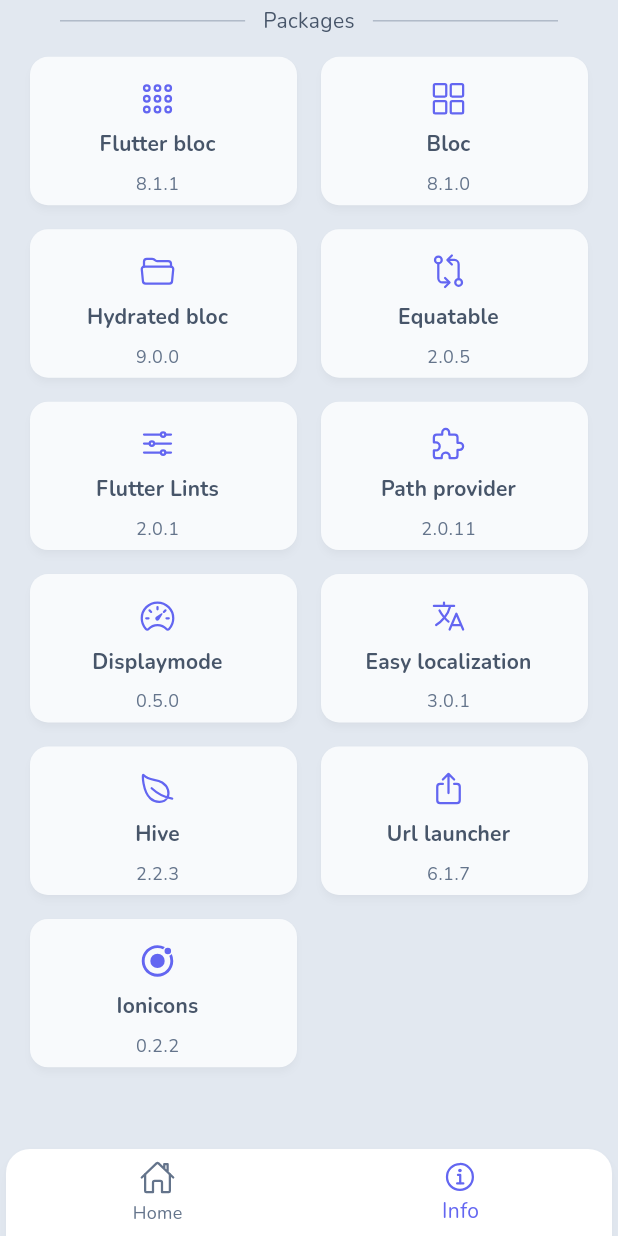
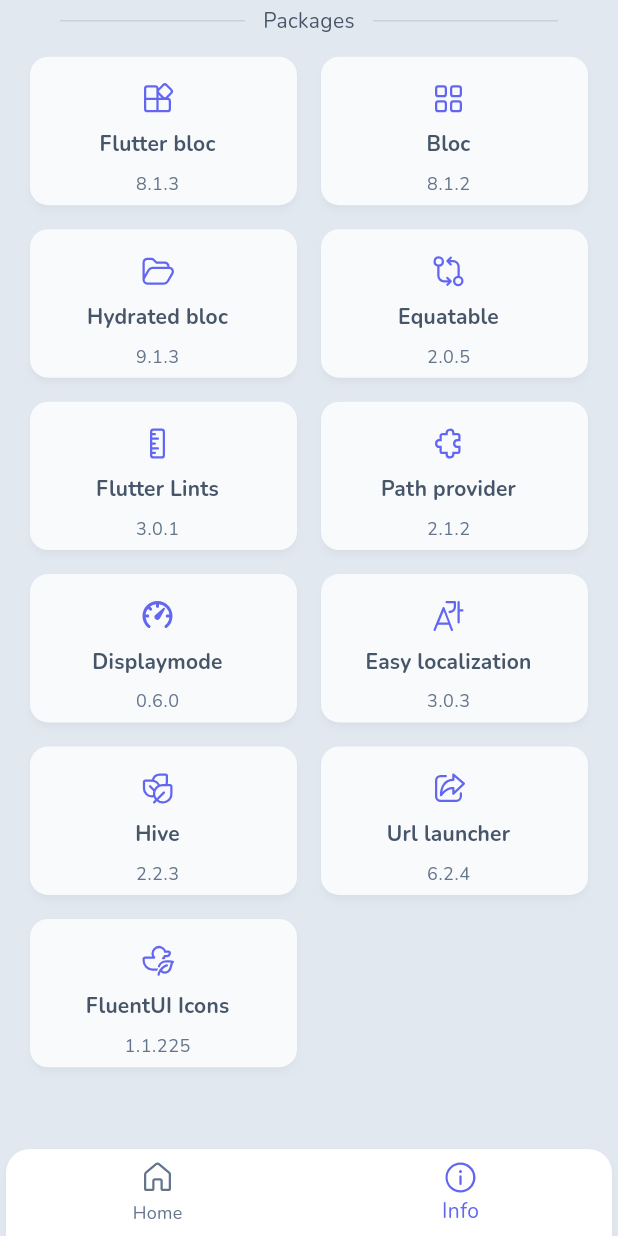
Before and after one commit to anfeichtinger/flutter_production_boilerplate, a Flutter app: the screen it shows after launch, item 2 of the bottom bar chosen, scrolled down 576 dp, on a phone screen of 412 x 824 dp. Run offline on Flutter 3.47's test engine with Material 3 defaults, Android fonts, the phone set to English and light mode, and no system bars; our stand-ins replace easy_localization, equatable, fluentui_system_icons, flutter_bloc, hive, hydrated_bloc; missing offline and left inert: flutter_displaymode; accounts and stored records are empty.

Commit message:
upgrade base, update dependencies, switch from ionicons to fluentui

```diff
--- a/assets/translations/en.json
+++ b/assets/translations/en.json
@@ -43,5 +43,5 @@
   "easy_localization": "Easy localization",
   "hive": "Hive",
   "url_launcher": "Url launcher",
-  "ionicons": "Ionicons"
+  "fluentui_system_icons": "FluentUI Icons"
 }
--- a/lib/config/theme.dart
+++ b/lib/config/theme.dart
@@ -63,7 +63,6 @@ final ColorScheme darkColorScheme = ColorScheme.dark(
 final ThemeData lightTheme = ThemeData(
   colorScheme: lightColorScheme,
   fontFamily: 'Nunito',
-  toggleableActiveColor: primarySwatch.shade500,
   textTheme: TextTheme(
     displayLarge: TextStyle(
       color: textSwatch.shade700,
@@ -126,11 +125,56 @@ final ThemeData lightTheme = ThemeData(
       fontFamily: 'Nunito',
     ),
   ),
+  checkboxTheme: CheckboxThemeData(
+    fillColor:
+        MaterialStateProperty.resolveWith<Color?>((Set<MaterialState> states) {
+      if (states.contains(MaterialState.disabled)) {
+        return null;
+      }
+      if (states.contains(MaterialState.selected)) {
+        return primarySwatch.shade500;
+      }
+      return null;
+    }),
+  ),
+  radioTheme: RadioThemeData(
+    fillColor:
+        MaterialStateProperty.resolveWith<Color?>((Set<MaterialState> states) {
+      if (states.contains(MaterialState.disabled)) {
+        return null;
+      }
+      if (states.contains(MaterialState.selected)) {
+        return primarySwatch.shade500;
+      }
+      return null;
+    }),
+  ),
+  switchTheme: SwitchThemeData(
+    thumbColor:
+        MaterialStateProperty.resolveWith<Color?>((Set<MaterialState> states) {
+      if (states.contains(MaterialState.disabled)) {
+        return null;
+      }
+      if (states.contains(MaterialState.selected)) {
+        return primarySwatch.shade500;
+      }
+      return null;
+    }),
+    trackColor:
+        MaterialStateProperty.resolveWith<Color?>((Set<MaterialState> states) {
+      if (states.contains(MaterialState.disabled)) {
+        return null;
+      }
+      if (states.contains(MaterialState.selected)) {
+        return primarySwatch.shade200;
+      }
+      return null;
+    }),
+  ),
 );
 
 final ThemeData darkTheme = lightTheme.copyWith(
   colorScheme: darkColorScheme,
-  toggleableActiveColor: primarySwatch.shade500,
   textTheme: TextTheme(
     displayLarge: TextStyle(
       color: textSwatch.shade200,
@@ -193,4 +237,50 @@ final ThemeData darkTheme = lightTheme.copyWith(
       fontFamily: 'Nunito',
     ),
   ),
+  checkboxTheme: CheckboxThemeData(
+    fillColor:
+        MaterialStateProperty.resolveWith<Color?>((Set<MaterialState> states) {
+      if (states.contains(MaterialState.disabled)) {
+        return null;
+      }
+      if (states.contains(MaterialState.selected)) {
+        return primarySwatch.shade500;
+      }
+      return null;
+    }),
+  ),
+  radioTheme: RadioThemeData(
+    fillColor:
+        MaterialStateProperty.resolveWith<Color?>((Set<MaterialState> states) {
+      if (states.contains(MaterialState.disabled)) {
+        return null;
+      }
+      if (states.contains(MaterialState.selected)) {
+        return primarySwatch.shade500;
+      }
+      return null;
+    }),
+  ),
+  switchTheme: SwitchThemeData(
+    thumbColor:
+        MaterialStateProperty.resolveWith<Color?>((Set<MaterialState> states) {
+      if (states.contains(MaterialState.disabled)) {
+        return null;
+      }
+      if (states.contains(MaterialState.selected)) {
+        return primarySwatch.shade500;
+      }
+      return null;
+    }),
+    trackColor:
+        MaterialStateProperty.resolveWith<Color?>((Set<MaterialState> states) {
+      if (states.contains(MaterialState.disabled)) {
+        return null;
+      }
+      if (states.contains(MaterialState.selected)) {
+        return primarySwatch.shade900;
+      }
+      return null;
+    }),
+  ),
 );
--- a/lib/ui/screens/first_screen.dart
+++ b/lib/ui/screens/first_screen.dart
@@ -1,6 +1,6 @@
 import 'package:easy_localization/easy_localization.dart';
+import 'package:fluentui_system_icons/fluentui_system_icons.dart';
 import 'package:flutter/material.dart';
-import 'package:ionicons/ionicons.dart';
 
 import '../widgets/first_screen/info_card.dart';
 import '../widgets/first_screen/theme_card.dart';
@@ -41,7 +41,7 @@ class FirstScreen extends StatelessWidget {
                 value: context.locale == const Locale('de'),
                 title: Row(
                   children: <Widget>[
-                    Icon(Ionicons.language_outline,
+                    Icon(FluentIcons.local_language_24_regular,
                         color: Theme.of(context).colorScheme.primary),
                     const SizedBox(width: 16),
                     Text(
@@ -69,15 +69,15 @@ class FirstScreen extends StatelessWidget {
                 children: const <ThemeCard>[
                   ThemeCard(
                     mode: ThemeMode.system,
-                    icon: Ionicons.contrast_outline,
+                    icon: FluentIcons.dark_theme_24_regular,
                   ),
                   ThemeCard(
                     mode: ThemeMode.light,
-                    icon: Ionicons.sunny_outline,
+                    icon: FluentIcons.weather_sunny_24_regular,
                   ),
                   ThemeCard(
                     mode: ThemeMode.dark,
-                    icon: Ionicons.moon_outline,
+                    icon: FluentIcons.weather_moon_24_regular,
                   ),
                 ]),
 
@@ -87,7 +87,7 @@ class FirstScreen extends StatelessWidget {
               padding: const EdgeInsets.symmetric(horizontal: 24),
               child: Divider(
                 color:
-                    Theme.of(context).colorScheme.onBackground.withOpacity(.4),
+                    Theme.of(context).colorScheme.onBackground.withOpacity(.2),
               ),
             ),
             const SizedBox(height: 8),
@@ -98,7 +98,7 @@ class FirstScreen extends StatelessWidget {
               crossAxisCount: 2,
               crossAxisSpacing: 8,
               mainAxisSpacing: 8,
-              childAspectRatio: 4 / 5.5,
+              childAspectRatio: 4 / 5,
               padding: EdgeInsets.zero,
               children: const <InfoCard>[
                 /// Example: it is good practice to put widgets in separate files.
@@ -107,32 +107,32 @@ class FirstScreen extends StatelessWidget {
                 InfoCard(
                     title: 'localization_title',
                     content: 'localization_content',
-                    icon: Ionicons.language_outline,
+                    icon: FluentIcons.local_language_24_regular,
                     isPrimaryColor: true),
                 InfoCard(
                     title: 'linting_title',
                     content: 'linting_content',
-                    icon: Ionicons.code_slash_outline,
+                    icon: FluentIcons.code_24_regular,
                     isPrimaryColor: false),
                 InfoCard(
                     title: 'storage_title',
                     content: 'storage_content',
-                    icon: Ionicons.folder_open_outline,
+                    icon: FluentIcons.folder_open_24_regular,
                     isPrimaryColor: false),
                 InfoCard(
                     title: 'dark_mode_title',
                     content: 'dark_mode_content',
-                    icon: Ionicons.moon_outline,
+                    icon: FluentIcons.weather_moon_24_regular,
                     isPrimaryColor: true),
                 InfoCard(
                     title: 'state_title',
                     content: 'state_content',
-                    icon: Ionicons.leaf_outline,
+                    icon: FluentIcons.leaf_three_24_regular,
                     isPrimaryColor: true),
                 InfoCard(
                     title: 'display_title',
                     content: 'display_content',
-                    icon: Ionicons.speedometer_outline,
+                    icon: FluentIcons.top_speed_24_regular,
                     isPrimaryColor: false),
               ],
             ),
--- a/lib/ui/screens/second_screen.dart
+++ b/lib/ui/screens/second_screen.dart
@@ -1,5 +1,6 @@
+import 'package:fluentui_system_icons/fluentui_system_icons.dart';
 import 'package:flutter/material.dart';
-import 'package:ionicons/ionicons.dart';
+
 
 import '../widgets/header.dart';
 import '../widgets/second_screen/grid_item.dart';
@@ -20,7 +21,7 @@ class SecondScreen extends StatelessWidget {
             const Header(text: 'bottom_nav_second'),
             LinkCard(
                 title: 'github_card_title',
-                icon: Ionicons.logo_github,
+                icon: FluentIcons.diversity_24_regular,
                 url: Uri.parse(
                     'https://github.com/anfeichtinger/flutter_production_boilerplate')),
             const TextDivider(text: 'author_divider_title'),
@@ -35,24 +36,24 @@ class SecondScreen extends StatelessWidget {
               children: <GridItem>[
                 GridItem(
                   title: 'instagram_card_title',
-                  icon: Ionicons.logo_instagram,
+                  icon: FluentIcons.camera_switch_24_regular,
                   url: Uri.parse('https://www.instagram.com/anfeichtinger'),
                 ),
                 GridItem(
                   title: 'twitter_card_title',
-                  icon: Ionicons.logo_twitter,
+                  icon: FluentIcons.airplane_take_off_24_regular,
                   url: Uri.parse('https://twitter.com/_pharrax'),
                 ),
                 GridItem(
                   title: 'donate_card_title',
-                  icon: Ionicons.heart_outline,
+                  icon: FluentIcons.heart_24_regular,
                   url: Uri.parse(
                       'https://www.paypal.com/donate?hosted_button_id=EE3W7PS6AHEP8&source=url'),
                 ),
                 GridItem(
                   title: 'website_card_title',
-                  icon: Ionicons.desktop_outline,
-                  url: Uri.parse('https://feichtinger.dev'),
+                  icon: FluentIcons.desktop_24_regular,
+                  url: Uri.parse('https://www.feichtinger.dev'),
                 ),
               ],
             ),
@@ -68,80 +69,80 @@ class SecondScreen extends StatelessWidget {
               children: <GridItem>[
                 GridItem(
                   title: 'flutter_bloc',
-                  icon: Ionicons.apps_outline,
+                  icon: FluentIcons.apps_24_regular,
                   url: Uri.parse(
-                      'https://pub.dev/packages/flutter_bloc/versions/8.0.1'),
-                  version: '8.1.1',
+                      'https://pub.dev/packages/flutter_bloc/versions/8.1.3'),
+                  version: '8.1.3',
                 ),
                 GridItem(
                   title: 'bloc',
-                  icon: Ionicons.grid_outline,
+                  icon: FluentIcons.grid_24_regular,
                   url:
-                      Uri.parse('https://pub.dev/packages/bloc/versions/8.1.0'),
-                  version: '8.1.0',
+                      Uri.parse('https://pub.dev/packages/bloc/versions/8.1.2'),
+                  version: '8.1.2',
                 ),
                 GridItem(
                   title: 'hydrated_bloc',
-                  icon: Ionicons.folder_open_outline,
+                  icon: FluentIcons.folder_open_24_regular,
                   url: Uri.parse(
-                      'https://pub.dev/packages/hydrated_bloc/versions/8.1.0'),
-                  version: '9.0.0',
+                      'https://pub.dev/packages/hydrated_bloc/versions/9.1.3'),
+                  version: '9.1.3',
                 ),
                 GridItem(
                   title: 'equatable',
-                  icon: Ionicons.git_compare_outline,
+                  icon: FluentIcons.branch_compare_24_regular,
                   url: Uri.parse(
-                      'https://pub.dev/packages/equatable/versions/2.0.3'),
+                      'https://pub.dev/packages/equatable/versions/2.0.5'),
                   version: '2.0.5',
                 ),
                 GridItem(
                   title: 'lints',
-                  icon: Ionicons.options_outline,
+                  icon: FluentIcons.ruler_24_regular,
                   url: Uri.parse(
-                      'https://pub.dev/packages/flutter_lints/versions/2.0.1'),
-                  version: '2.0.1',
+                      'https://pub.dev/packages/flutter_lints/versions/3.0.1'),
+                  version: '3.0.1',
                 ),
                 GridItem(
                   title: 'path_provider',
-                  icon: Ionicons.extension_puzzle_outline,
+                  icon: FluentIcons.puzzle_piece_24_regular,
                   url: Uri.parse(
-                      'https://pub.dev/packages/path_provider/versions/2.0.11'),
-                  version: '2.0.11',
+                      'https://pub.dev/packages/path_provider/versions/2.1.2'),
+                  version: '2.1.2',
                 ),
                 GridItem(
                   title: 'flutter_displaymode',
-                  icon: Ionicons.speedometer_outline,
+                  icon: FluentIcons.top_speed_24_filled,
                   url: Uri.parse(
-                      'https://pub.dev/packages/flutter_displaymode/versions/0.4.0'),
-                  version: '0.5.0',
+                      'https://pub.dev/packages/flutter_displaymode/versions/0.6.0'),
+                  version: '0.6.0',
                 ),
                 GridItem(
                   title: 'easy_localization',
-                  icon: Ionicons.language_outline,
+                  icon: FluentIcons.local_language_24_regular,
                   url: Uri.parse(
-                      'https://pub.dev/packages/easy_localization/versions/3.0.1'),
-                  version: '3.0.1',
+                      'https://pub.dev/packages/easy_localization/versions/3.0.3'),
+                  version: '3.0.3',
                 ),
                 GridItem(
                   title: 'hive',
-                  icon: Ionicons.leaf_outline,
+                  icon: FluentIcons.leaf_three_24_regular,
                   url:
                       Uri.parse('https://pub.dev/packages/hive/versions/2.2.3'),
                   version: '2.2.3',
                 ),
                 GridItem(
                   title: 'url_launcher',
-                  icon: Ionicons.share_outline,
+                  icon: FluentIcons.share_24_regular,
                   url: Uri.parse(
-                      'https://pub.dev/packages/url_launcher/versions/6.1.5'),
-                  version: '6.1.7',
+                      'https://pub.dev/packages/url_launcher/versions/6.2.4'),
+                  version: '6.2.4',
                 ),
                 GridItem(
-                  title: 'ionicons',
-                  icon: Ionicons.logo_ionic,
+                  title: 'fluentui_system_icons',
+                  icon: FluentIcons.icons_24_regular,
                   url: Uri.parse(
-                      'https://pub.dev/packages/ionicons/versions/0.2.1'),
-                  version: '0.2.2',
+                      'https://pub.dev/packages/fluentui_system_icons/versions/1.1.225'),
+                  version: '1.1.225',
                 ),
               ],
             ),
--- a/lib/ui/widgets/bottom_nav_bar.dart
+++ b/lib/ui/widgets/bottom_nav_bar.dart
@@ -1,7 +1,8 @@
 import 'package:easy_localization/easy_localization.dart';
+import 'package:fluentui_system_icons/fluentui_system_icons.dart';
 import 'package:flutter/material.dart';
 import 'package:flutter_bloc/flutter_bloc.dart';
-import 'package:ionicons/ionicons.dart';
+
 
 import '../../cubit/bottom_nav_cubit.dart';
 
@@ -15,6 +16,7 @@ class BottomNavBar extends StatelessWidget {
     return Card(
       margin: const EdgeInsets.only(top: 1, right: 4, left: 4),
       elevation: 4,
+      clipBehavior: Clip.hardEdge,
       shadowColor: Theme.of(context).colorScheme.shadow,
       color: Theme.of(context).colorScheme.surfaceVariant,
       shape: const RoundedRectangleBorder(
@@ -36,11 +38,11 @@ class BottomNavBar extends StatelessWidget {
           unselectedItemColor: Theme.of(context).textTheme.bodySmall!.color,
           items: <BottomNavigationBarItem>[
             BottomNavigationBarItem(
-              icon: const Icon(Ionicons.home_outline),
+              icon: const Icon(FluentIcons.home_24_regular),
               label: tr('bottom_nav_first'),
             ),
             BottomNavigationBarItem(
-              icon: const Icon(Ionicons.information_circle_outline),
+              icon: const Icon(FluentIcons.info_24_regular),
               label: tr('bottom_nav_second'),
             ),
           ],
--- a/lib/ui/widgets/second_screen/link_card.dart
+++ b/lib/ui/widgets/second_screen/link_card.dart
@@ -1,6 +1,7 @@
 import 'package:easy_localization/easy_localization.dart';
+import 'package:fluentui_system_icons/fluentui_system_icons.dart';
 import 'package:flutter/material.dart';
-import 'package:ionicons/ionicons.dart';
+
 import 'package:url_launcher/url_launcher.dart';
 
 class LinkCard extends StatelessWidget {
@@ -23,7 +24,7 @@ class LinkCard extends StatelessWidget {
         onTap: _launchUrl,
         shape: const RoundedRectangleBorder(
             borderRadius: BorderRadius.all(Radius.circular(12))),
-        trailing: Icon(Ionicons.open_outline,
+        trailing: Icon(FluentIcons.open_24_regular,
             color: Theme.of(context).textTheme.titleMedium!.color),
         title: Row(
           children: <Widget>[
--- a/lib/ui/widgets/second_screen/text_divider.dart
+++ b/lib/ui/widgets/second_screen/text_divider.dart
@@ -13,7 +13,7 @@ class TextDivider extends StatelessWidget {
       child: Row(children: <Widget>[
         Expanded(
           child: Divider(
-            color: Theme.of(context).colorScheme.onBackground.withOpacity(.4),
+            color: Theme.of(context).colorScheme.onBackground.withOpacity(.2),
           ),
         ),
         Padding(
@@ -25,7 +25,7 @@ class TextDivider extends StatelessWidget {
         ),
         Expanded(
           child: Divider(
-            color: Theme.of(context).colorScheme.onBackground.withOpacity(.4),
+            color: Theme.of(context).colorScheme.onBackground.withOpacity(.2),
           ),
         ),
       ]),
```
Also changed, not shown: analysis_options.yaml (+23 -240 lines), assets/translations/de.json (+13 -1 lines), pubspec.yaml (+30 -16 lines), assets/img/home_dark.png, assets/img/home_light.png, assets/img/info_dark.png, assets/img/info_light.png, pubspec.lock, 45 other files.
